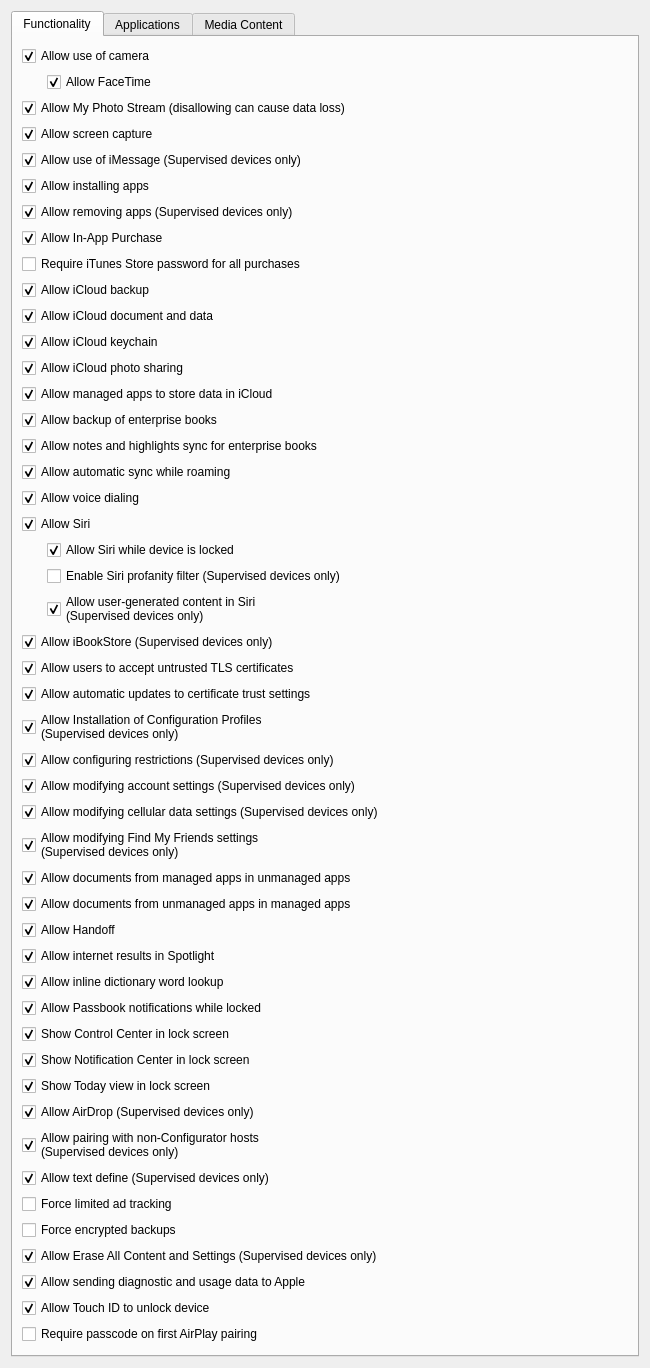
The window that FWAdminLib/Configurator/RestrictionsIOSForm.ui (fw-dev/translations) describes before a commit, drawn with Qt 5.
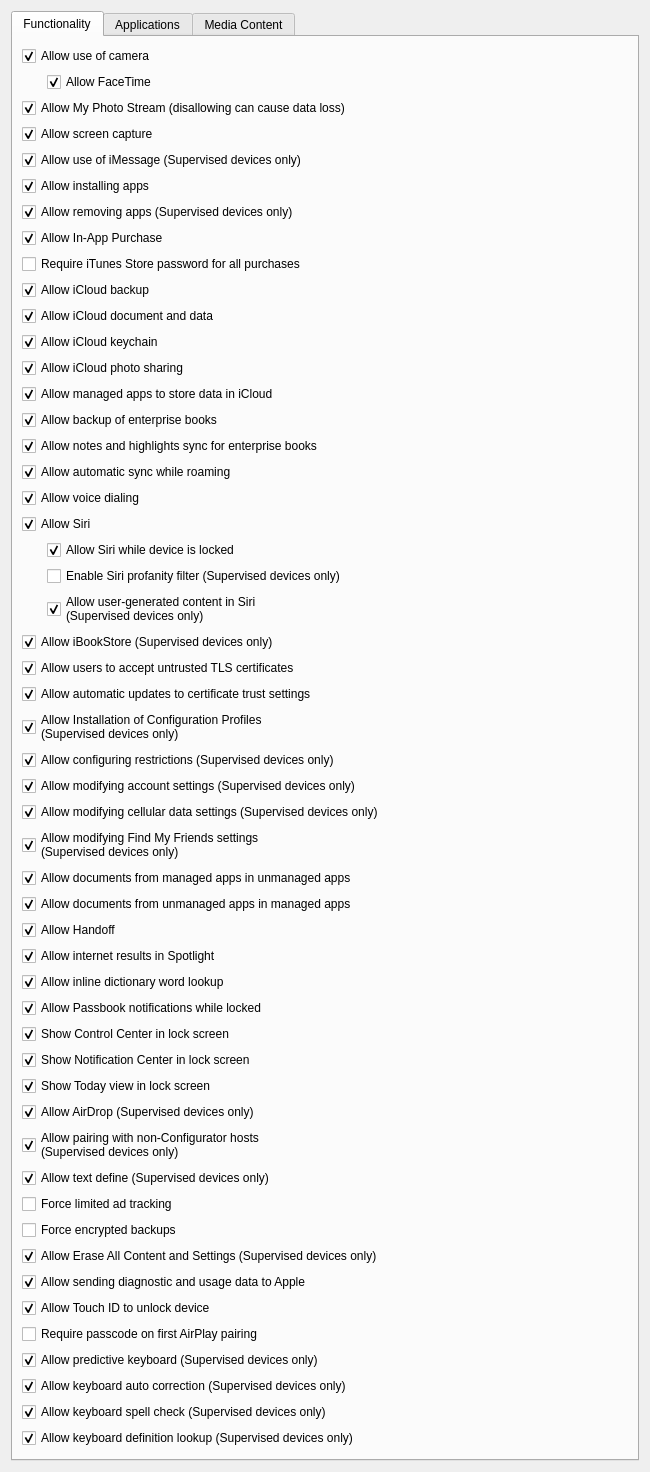
The same window after the commit.

```diff
--- a/FWAdminLib/Configurator/RestrictionsIOSForm.ui
+++ b/FWAdminLib/Configurator/RestrictionsIOSForm.ui
@@ -547,6 +547,46 @@
          </property>
         </widget>
        </item>
+       <item>
+        <widget class="QCheckBox" name="allowPredictiveKeyboard">
+         <property name="text">
+          <string>Allow predictive keyboard (Supervised devices only)</string>
+         </property>
+         <property name="checked">
+          <bool>true</bool>
+         </property>
+        </widget>
+       </item>
+       <item>
+        <widget class="QCheckBox" name="allowAutoCorrection">
+         <property name="text">
+          <string>Allow keyboard auto correction (Supervised devices only)</string>
+         </property>
+         <property name="checked">
+          <bool>true</bool>
+         </property>
+        </widget>
+       </item>
+       <item>
+        <widget class="QCheckBox" name="allowSpellCheck">
+         <property name="text">
+          <string>Allow keyboard spell check (Supervised devices only)</string>
+         </property>
+         <property name="checked">
+          <bool>true</bool>
+         </property>
+        </widget>
+       </item>
+       <item>
+        <widget class="QCheckBox" name="allowDefinitionLookup">
+         <property name="text">
+          <string>Allow keyboard definition lookup (Supervised devices only)</string>
+         </property>
+         <property name="checked">
+          <bool>true</bool>
+         </property>
+        </widget>
+       </item>
        <item>
         <spacer name="verticalSpacer">
          <property name="orientation">
```
